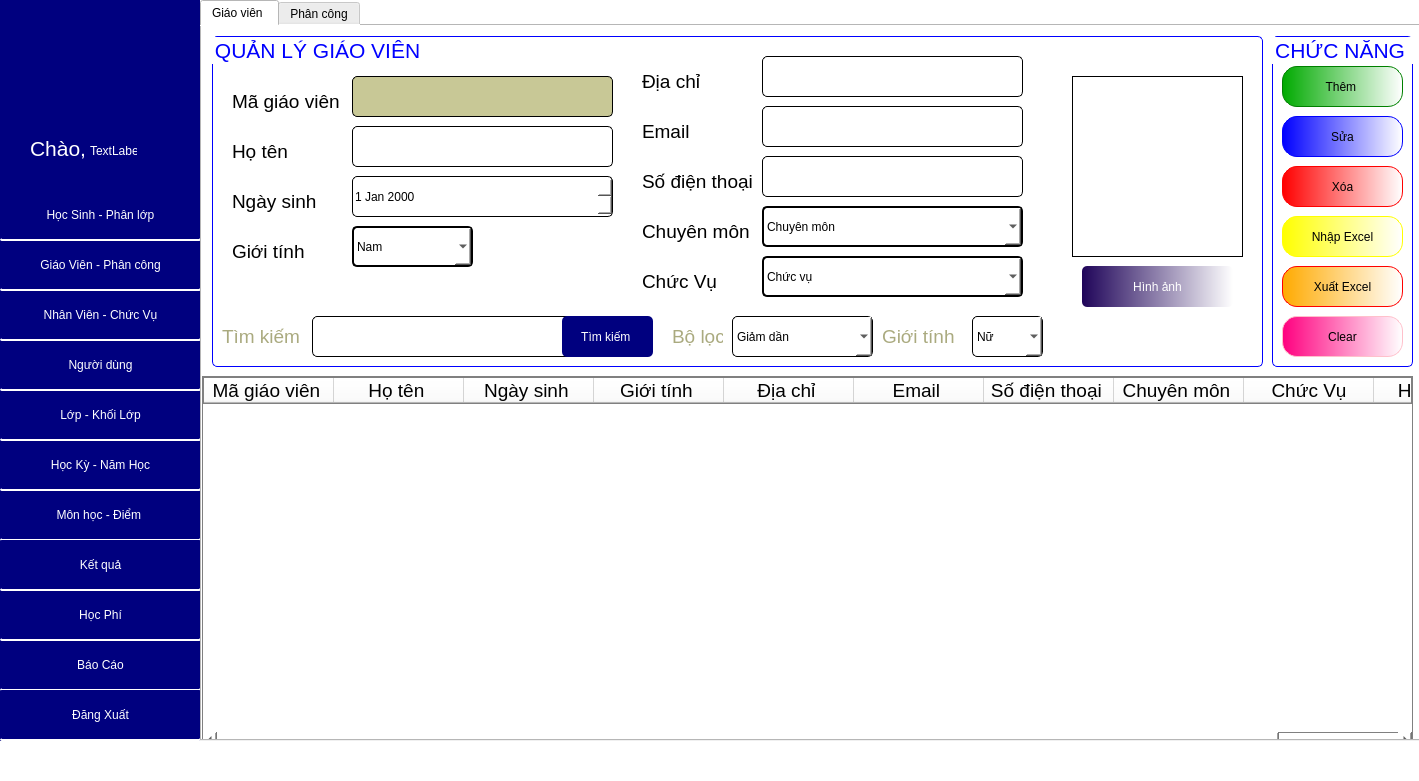
Old version of the form GUI/TrangChu.ui in the repository phuthuy44/Student--py.
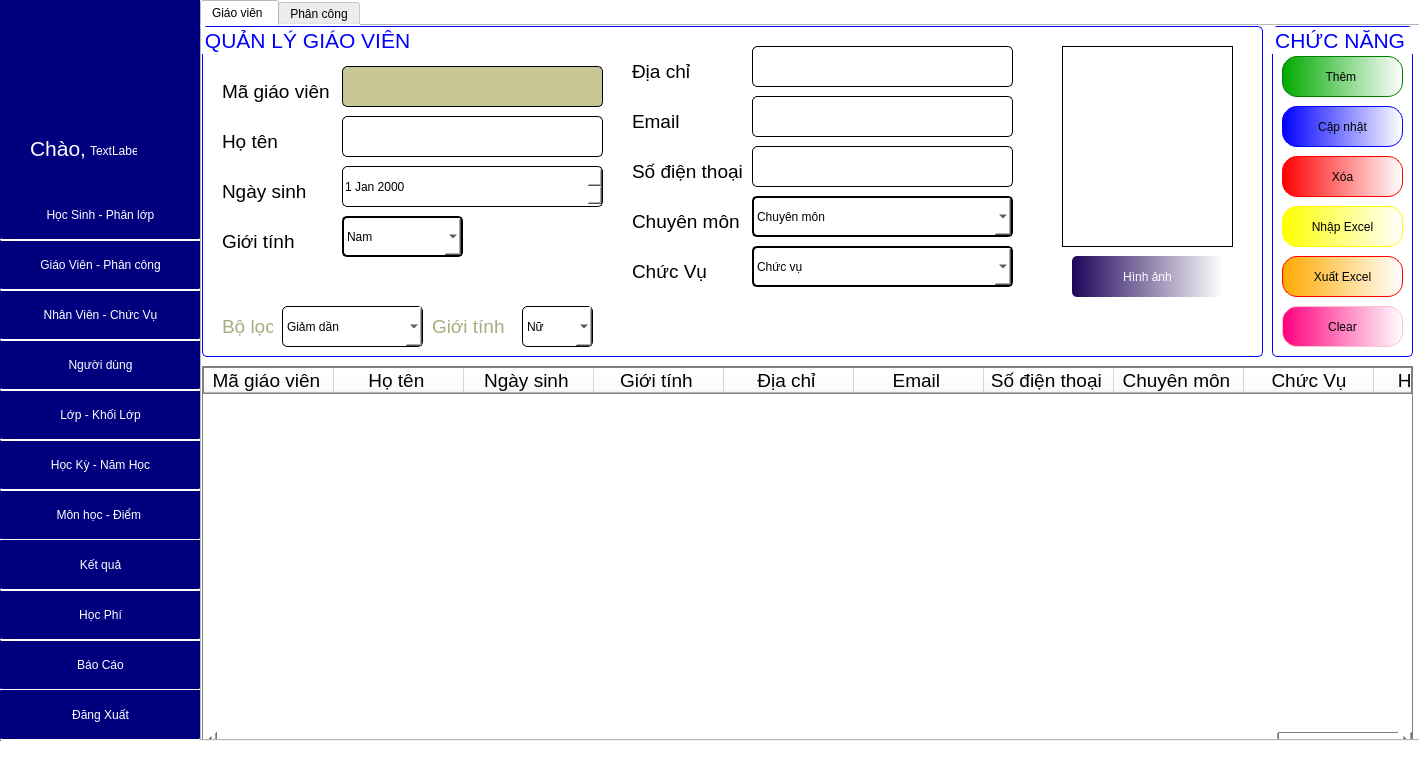
New version of the form. The open tabs and pages were chosen to show the change.

Patch:
```diff
--- a/GUI/TrangChu.ui
+++ b/GUI/TrangChu.ui
@@ -2183,9 +2183,9 @@
         </property>
         <property name="geometry">
          <rect>
-          <x>10</x>
-          <y>10</y>
-          <width>1051</width>
+          <x>0</x>
+          <y>0</y>
+          <width>1061</width>
           <height>331</height>
          </rect>
         </property>
@@ -2454,9 +2454,9 @@
          <property name="geometry">
           <rect>
            <x>860</x>
-           <y>40</y>
+           <y>20</y>
            <width>171</width>
-           <height>181</height>
+           <height>201</height>
           </rect>
          </property>
          <property name="styleSheet">
@@ -2514,54 +2514,10 @@
 border:1px solid black;</string>
          </property>
         </widget>
-        <widget class="QLineEdit" name="lineEdit_125">
+        <widget class="QComboBox" name="cboxSortGV">
          <property name="geometry">
           <rect>
-           <x>100</x>
-           <y>280</y>
-           <width>271</width>
-           <height>41</height>
-          </rect>
-         </property>
-         <property name="styleSheet">
-          <string notr="true">QLineEdit{
-font: 16pt &quot;Tahoma&quot;;
-border-radius:5px;
-border: 1px solid black;
-}</string>
-         </property>
-        </widget>
-        <widget class="QPushButton" name="pushButton_131">
-         <property name="geometry">
-          <rect>
-           <x>350</x>
-           <y>280</y>
-           <width>91</width>
-           <height>41</height>
-          </rect>
-         </property>
-         <property name="styleSheet">
-          <string notr="true">QPushButton{
-background-color: rgb(0, 0, 127);
-color:white;
-	font: 14pt &quot;Tahoma&quot;;
-border-radius:5px;
-}
-QPushButton:hover{
-border:0.5px solid black;
-	background-color: yellow;
-color:black;
-	
-}</string>
-         </property>
-         <property name="text">
-          <string>Tìm kiếm </string>
-         </property>
-        </widget>
-        <widget class="QComboBox" name="comboBox_51">
-         <property name="geometry">
-          <rect>
-           <x>520</x>
+           <x>80</x>
            <y>280</y>
            <width>141</width>
            <height>41</height>
@@ -2586,32 +2542,10 @@
           </property>
          </item>
         </widget>
-        <widget class="QLabel" name="label_239">
-         <property name="geometry">
-          <rect>
-           <x>10</x>
-           <y>280</y>
-           <width>81</width>
-           <height>41</height>
-          </rect>
-         </property>
-         <property name="font">
-          <font>
-           <family>Tahoma</family>
-           <pointsize>14</pointsize>
-          </font>
-         </property>
-         <property name="styleSheet">
-          <string notr="true">color: rgb(170, 170, 127);</string>
-         </property>
-         <property name="text">
-          <string>Tìm kiếm </string>
-         </property>
-        </widget>
         <widget class="QLabel" name="label_240">
          <property name="geometry">
           <rect>
-           <x>460</x>
+           <x>20</x>
            <y>280</y>
            <width>51</width>
            <height>41</height>
@@ -2675,7 +2609,7 @@
         <widget class="QComboBox" name="comboBox_53">
          <property name="geometry">
           <rect>
-           <x>760</x>
+           <x>320</x>
            <y>280</y>
            <width>71</width>
            <height>41</height>
@@ -2773,7 +2707,7 @@
         <widget class="QLabel" name="label_283">
          <property name="geometry">
           <rect>
-           <x>670</x>
+           <x>230</x>
            <y>280</y>
            <width>81</width>
            <height>41</height>
@@ -2797,9 +2731,9 @@
         <property name="geometry">
          <rect>
           <x>0</x>
-          <y>350</y>
+          <y>340</y>
           <width>1211</width>
-          <height>371</height>
+          <height>381</height>
          </rect>
         </property>
         <property name="styleSheet">
@@ -2970,7 +2904,7 @@
         <property name="geometry">
          <rect>
           <x>1070</x>
-          <y>10</y>
+          <y>0</y>
           <width>141</width>
           <height>331</height>
          </rect>
@@ -3040,7 +2974,7 @@
 </string>
          </property>
          <property name="text">
-          <string>Sửa</string>
+          <string>Cập nhật</string>
          </property>
         </widget>
         <widget class="QPushButton" name="btnXoaGiaoVien">
```
Left out of the diff: 94 changed lines with no effect on the pictures.
